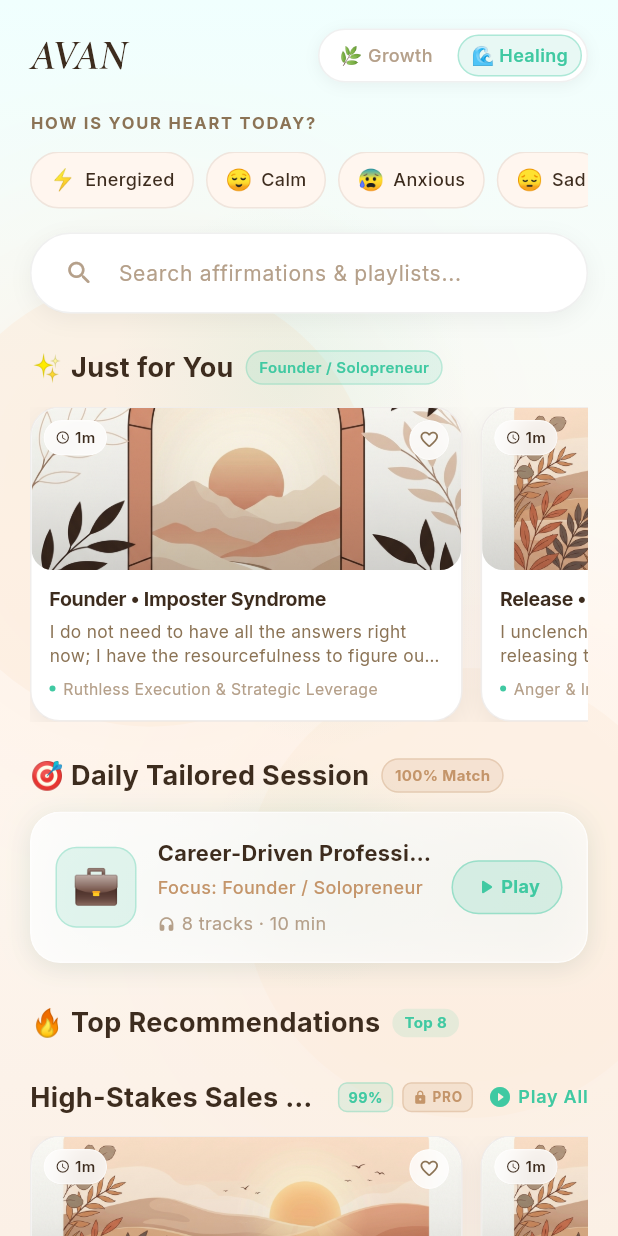
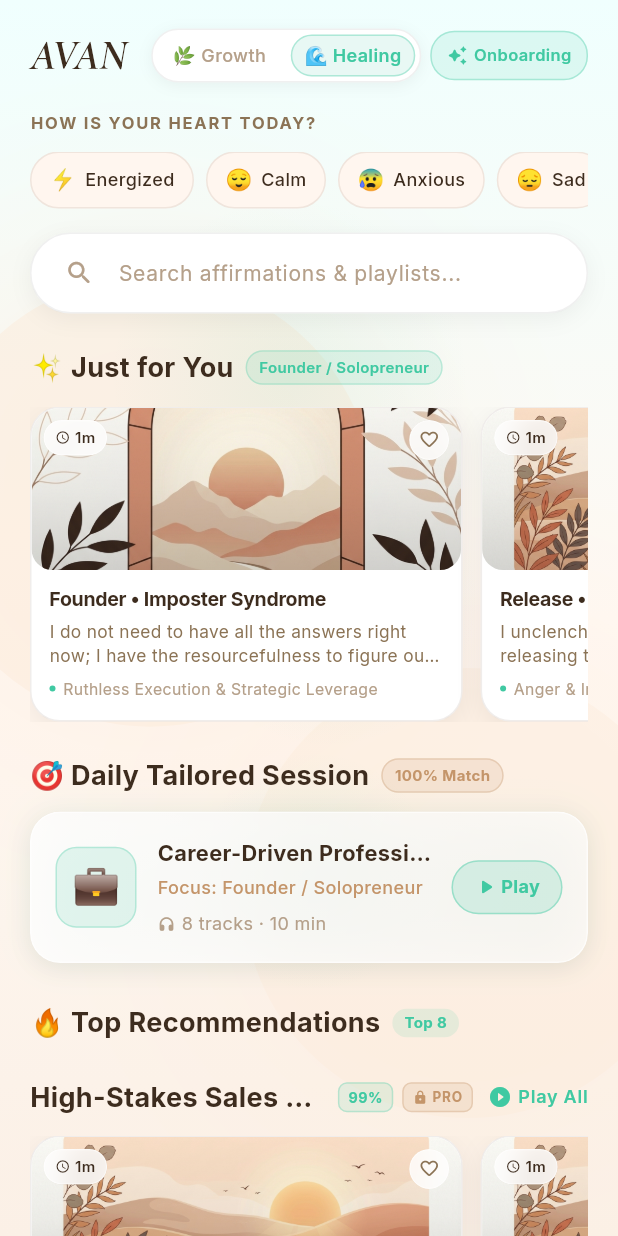
Before and after one commit to SadidSD/Avan-App, a Flutter app: the HomeTab screen opened directly, after a tap on "🌿 Growth", on a phone screen of 412 x 824 dp. Run offline on Flutter 3.47's test engine with Material 3 defaults, Android fonts, the phone set to English and light mode, and no system bars; our stand-ins replace audioplayers, flutter_tts, google_fonts, image_picker, in_app_purchase, shared_preferences and 1 more; missing offline and left inert: dart:html, record; accounts and stored records are empty; project files that could hold a hidden picture were left out.

Commit message:
feat: wire onboarding launch triggers from Home, Profile, and default initial route

```diff
--- a/lib/main.dart
+++ b/lib/main.dart
@@ -39,16 +39,17 @@ class AvanApp extends StatelessWidget {
       ],
       child: Consumer<AppProvider>(
         builder: (context, appProvider, child) {
-          final appContent = MaterialApp(
+          return MaterialApp(
             title: 'AVAN - Mindset & Affirmation App',
             debugShowCheckedModeBanner: false,
             theme: AppTheme.lightTheme,
+            builder: (context, child) {
+              return MobileFrameWrapper(child: child ?? const SizedBox());
+            },
             home: appProvider.isOnboardingCompleted
                 ? MainNavigationScreen()
                 : const EmotionalOnboardingScreen(),
           );
-
-          return MobileFrameWrapper(child: appContent);
         },
       ),
     );
@@ -67,9 +68,8 @@ class MobileFrameWrapper extends StatelessWidget {
       builder: (context, constraints) {
         // If width is greater than 520px (e.g., desktop/laptop screen), render a phone device frame
         if (constraints.maxWidth > 520) {
-          return Directionality(
-            textDirection: TextDirection.ltr,
-            child: Container(
+          final mq = MediaQuery.maybeOf(context) ?? const MediaQueryData();
+          return Container(
               width: double.infinity,
               height: double.infinity,
               decoration: const BoxDecoration(
@@ -125,7 +125,7 @@ class MobileFrameWrapper extends StatelessWidget {
                           color: AppColors.background,
                           child: MediaQuery(
                             // Override MediaQuery to simulate iPhone/Android screen dimensions
-                            data: MediaQuery.of(context).copyWith(
+                            data: mq.copyWith(
                               size: Size(430, constraints.maxHeight * 0.88),
                               padding: const EdgeInsets.only(top: 54, bottom: 34),
                             ),
@@ -210,9 +210,8 @@ class MobileFrameWrapper extends StatelessWidget {
                   ],
                 ),
               ),
-            ),
-          );
-        }
+            );
+          }
 
         // Standard mobile display on narrow screens
         return child;
--- a/lib/providers/app_provider.dart
+++ b/lib/providers/app_provider.dart
@@ -109,7 +109,7 @@ class AppProvider with ChangeNotifier {
   Future<void> _loadStateInternal() async {
     await _storageService.init();
 
-    _isOnboardingCompleted = _storageService.getOnboardingStatus();
+    _isOnboardingCompleted = false;
     _isPremium = _storageService.getPremiumStatus();
 
     _userName = _storageService.getString('user_name', defaultValue: 'Alex');
--- a/lib/screens/home/home_tab.dart
+++ b/lib/screens/home/home_tab.dart
@@ -18,6 +18,7 @@ import '../../models/playlist.dart';
 import '../../models/affirmation.dart';
 import '../../models/user_archetype.dart';
 import '../../services/personalization_engine.dart';
+import '../onboarding/emotional_onboarding_screen.dart';
 
 class HomeTab extends StatefulWidget {
   const HomeTab({Key? key}) : super(key: key);
@@ -230,6 +231,40 @@ class _HomeTabState extends State<HomeTab> with SingleTickerProviderStateMixin {
                           onModeChanged: (mode) {
                             appProvider.setAppMode(mode);
                           },
+                        ),
+                        const SizedBox(width: 6),
+                        GestureDetector(
+                          onTap: () {
+                            Navigator.push(
+                              context,
+                              MaterialPageRoute(
+                                builder: (_) => const EmotionalOnboardingScreen(),
+                              ),
+                            );
+                          },
+                          child: Container(
+                            padding: const EdgeInsets.symmetric(horizontal: 10, vertical: 7),
+                            decoration: BoxDecoration(
+                              color: accent.withOpacity(0.12),
+                              borderRadius: BorderRadius.circular(16),
+                              border: Border.all(color: accent.withOpacity(0.35)),
+                            ),
+                            child: Row(
+                              mainAxisSize: MainAxisSize.min,
+                              children: [
+                                Icon(Icons.auto_awesome_rounded, size: 14, color: accent),
+                                const SizedBox(width: 4),
+                                Text(
+                                  'Onboarding',
+                                  style: GoogleFonts.inter(
+                                    fontSize: 11,
+                                    fontWeight: FontWeight.w600,
+                                    color: accent,
+                                  ),
+                                ),
+                              ],
+                            ),
+                          ),
                         ),
                       ],
                     ),
```
Also changed, not shown: lib/screens/profile/profile_tab.dart (+12 -2 lines).
